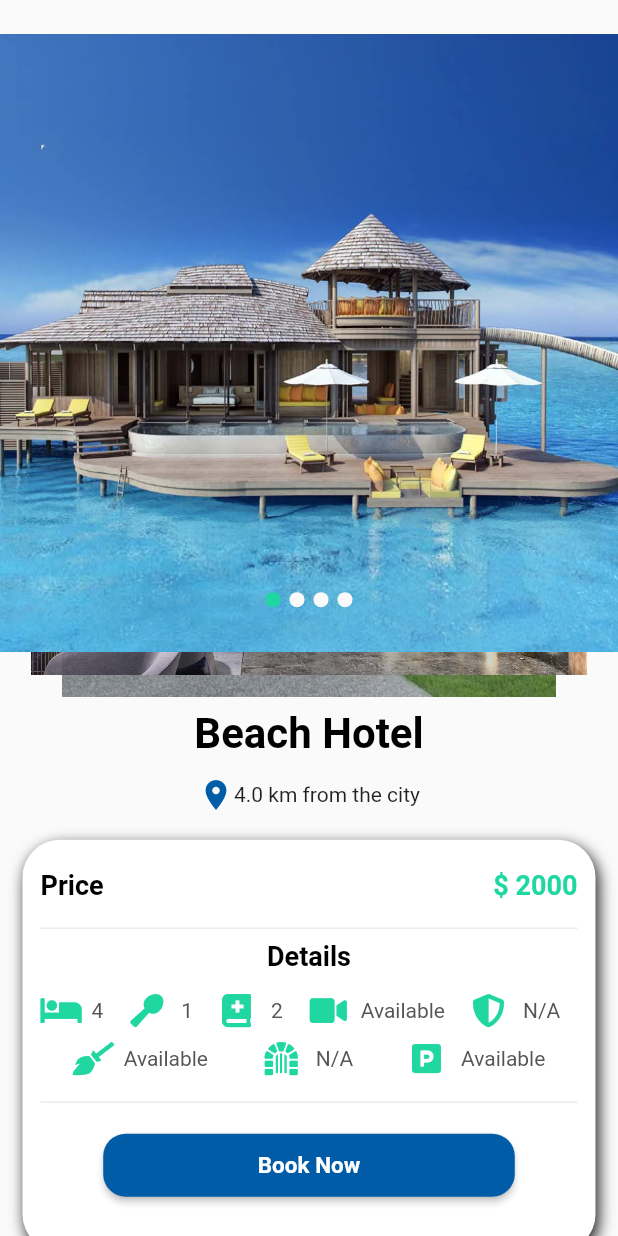
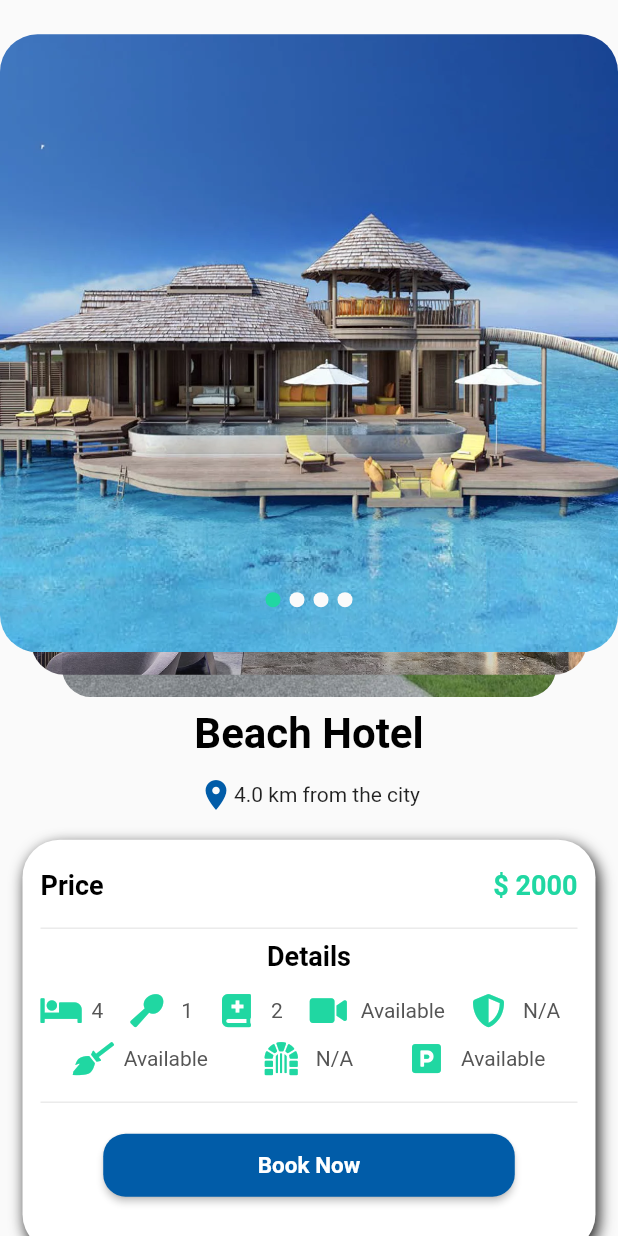
Before and after one commit to mohannad973/aqar-bazar, a Flutter app: the HouseScreen screen opened directly with sample values from the repository, on a phone screen of 412 x 824 dp. Run offline on Flutter 3.47's test engine with Material 2 defaults, Android fonts, the light colour scheme and no system bars; our stand-ins replace flutter_signin_button, flutter_swiper, font_awesome_flutter, introduction_screen, line_awesome_flutter; network calls fail.

Commit message:
property screen added

```diff
--- a/lib/main.dart
+++ b/lib/main.dart
@@ -4,7 +4,9 @@ import 'package:flutter/material.dart';
 import 'package:aqar_bazar/screens/Landing_and_Home/landing.dart';
 import 'package:flutter/services.dart';
 
-import 'screens/Landing_and_Home/landing.dart';
+
+
+
 
 void main() {
   runApp(MaterialApp(
--- a/lib/screens/Landing_and_Home/Home.dart
+++ b/lib/screens/Landing_and_Home/Home.dart
@@ -1,5 +1,6 @@
 
 import 'package:aqar_bazar/models/slider_images.dart';
+import 'package:aqar_bazar/screens/filter/filter.dart';
 import 'package:aqar_bazar/screens/profile/profile_screen.dart';
 import 'package:aqar_bazar/screens/search_screen.dart';
 import 'package:aqar_bazar/widgets/best_deals.dart';
@@ -8,7 +9,7 @@ import 'package:flutter/material.dart';
 import 'package:flutter_swiper/flutter_swiper.dart';
 import 'package:font_awesome_flutter/font_awesome_flutter.dart';
 
-import 'filter/filter.dart';
+
 
 class Home extends StatefulWidget {
   @override
--- a/lib/screens/Property types/house.dart
+++ b/lib/screens/Property types/house.dart
@@ -245,11 +245,14 @@ class ImageSlider extends StatelessWidget {
   Widget build(BuildContext context) {
     return Swiper(
       itemBuilder: (BuildContext contextn, int index) {
-        return Image.asset(
-          bestDeals[index].image,
-          width: MediaQuery.of(context).size.width,
-          height: MediaQuery.of(context).size.height / 2,
-          fit: BoxFit.fitHeight,
+        return ClipRRect(
+          borderRadius: BorderRadius.circular(25),
+          child: Image.asset(
+            bestDeals[index].image,
+            width: MediaQuery.of(context).size.width,
+            height: MediaQuery.of(context).size.height / 2,
+            fit: BoxFit.fitHeight,
+          ),
         );
       },
       itemCount: bestDeals.length,
--- a/pubspec.yaml
+++ b/pubspec.yaml
@@ -35,6 +35,7 @@ dependencies:
   line_awesome_flutter: ^1.0.1
   flutter_screenutil: ^1.0.2
   animated_theme_switcher: ^1.0.5
+  smooth_star_rating: ^1.1.1
 dev_dependencies:
   flutter_test:
     sdk: flutter
```
Also changed, not shown: lib/models/places.dart (+5 -5 lines), lib/screens/profile/profile_screen.dart (+9 -1 lines), lib/widgets/exploreList.dart (+10 -0 lines), pubspec.lock.
